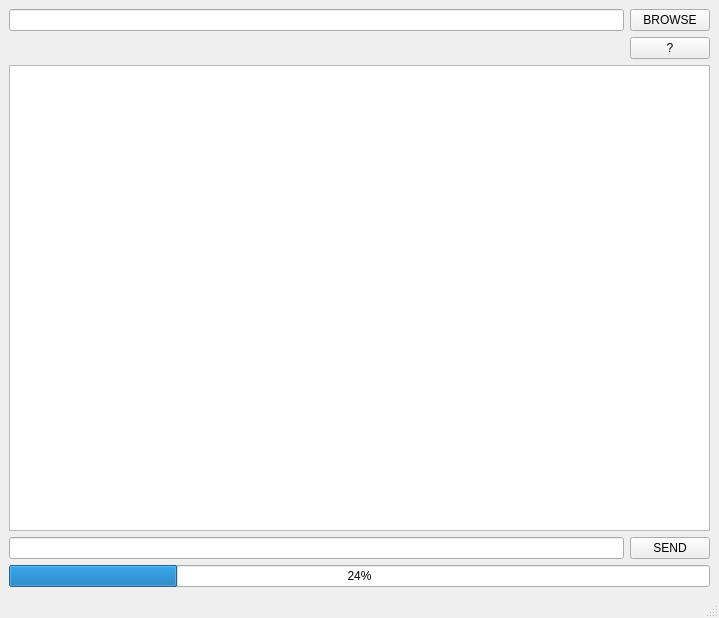
Qt form searchFiles/mainwindow.ui (AmbreFavetto/TP_FSM) before a commit.
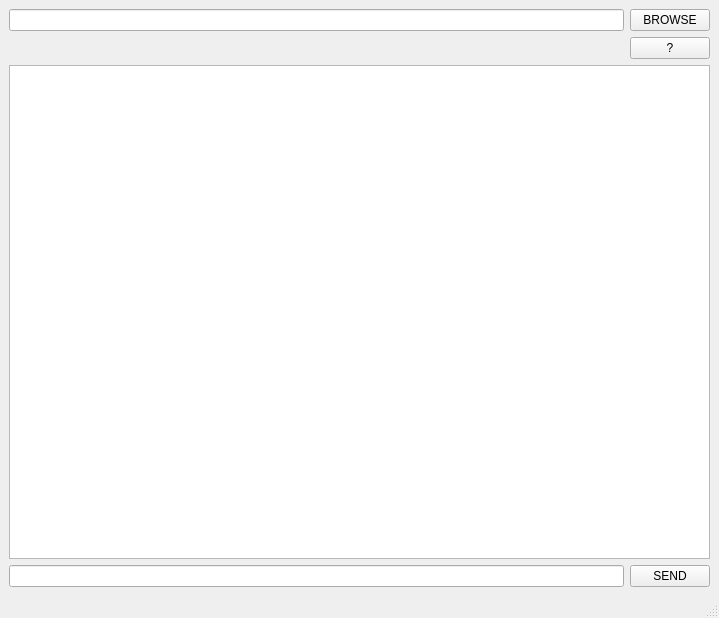
The same form after that commit.

Commit message: pour de vrai

```diff
--- a/searchFiles/mainwindow.ui
+++ b/searchFiles/mainwindow.ui
@@ -16,27 +16,9 @@
   <widget class="QWidget" name="centralwidget">
    <layout class="QHBoxLayout" name="horizontalLayout_4">
     <item>
-     <layout class="QGridLayout" name="gridLayout" rowstretch="0,0,0,0,0,0">
-      <item row="4" column="0">
-       <layout class="QHBoxLayout" name="horizontalLayout_3">
-        <item>
-         <widget class="QLineEdit" name="lineEditCommand">
-          <property name="text">
-           <string/>
-          </property>
-         </widget>
-        </item>
-        <item>
-         <widget class="QPushButton" name="btnSendCommand">
-          <property name="text">
-           <string>SEND</string>
-          </property>
-         </widget>
-        </item>
-       </layout>
-      </item>
-      <item row="3" column="0">
-       <widget class="QListView" name="listViewResults"/>
+     <layout class="QGridLayout" name="gridLayout" rowstretch="0,0,0,0,0">
+      <item row="0" column="0">
+       <layout class="QHBoxLayout" name="horizontalLayout"/>
       </item>
       <item row="2" column="0" alignment="Qt::AlignRight">
        <widget class="QPushButton" name="btnInfos">
@@ -45,16 +27,6 @@
         </property>
        </widget>
       </item>
-      <item row="0" column="0">
-       <layout class="QHBoxLayout" name="horizontalLayout"/>
-      </item>
-      <item row="5" column="0">
-       <widget class="QProgressBar" name="progressBar">
-        <property name="value">
-         <number>24</number>
-        </property>
-       </widget>
-      </item>
       <item row="1" column="0">
        <layout class="QHBoxLayout" name="horizontalLayout_2">
         <item>
@@ -69,6 +41,27 @@
         </item>
        </layout>
       </item>
+      <item row="4" column="0">
+       <layout class="QHBoxLayout" name="horizontalLayout_3">
+        <item>
+         <widget class="QLineEdit" name="lineEditCommand">
+          <property name="text">
+           <string/>
+          </property>
+         </widget>
+        </item>
+        <item>
+         <widget class="QPushButton" name="btnSendCommand">
+          <property name="text">
+           <string>SEND</string>
+          </property>
+         </widget>
+        </item>
+       </layout>
+      </item>
+      <item row="3" column="0">
+       <widget class="QListView" name="listViewResults"/>
+      </item>
      </layout>
     </item>
    </layout>
```
Left out of the diff: 2 changed lines with no effect on the pictures.
